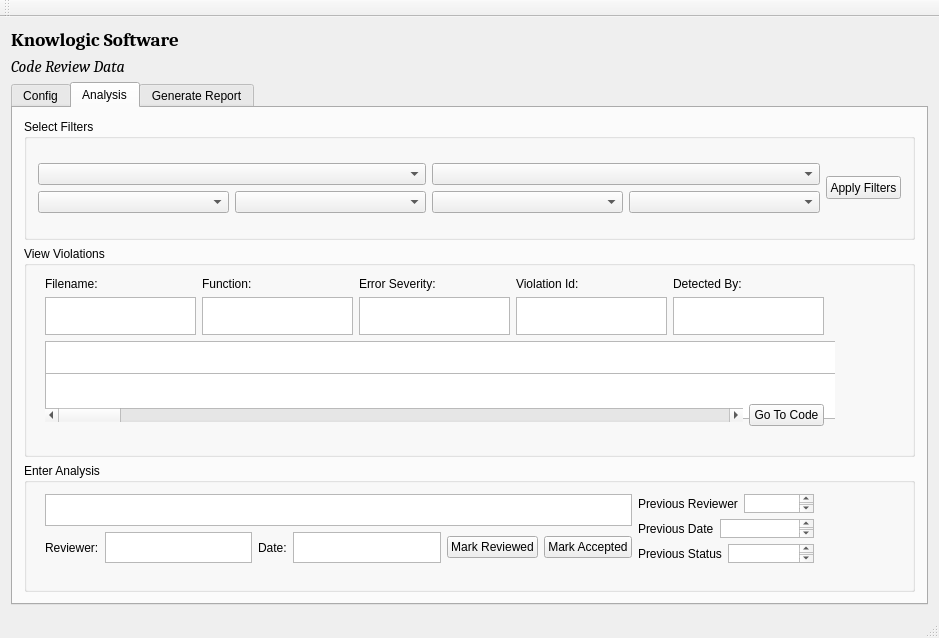
Above: crmainwindow.ui from jvahue/codereview1 before the change. Below: the same form after it.
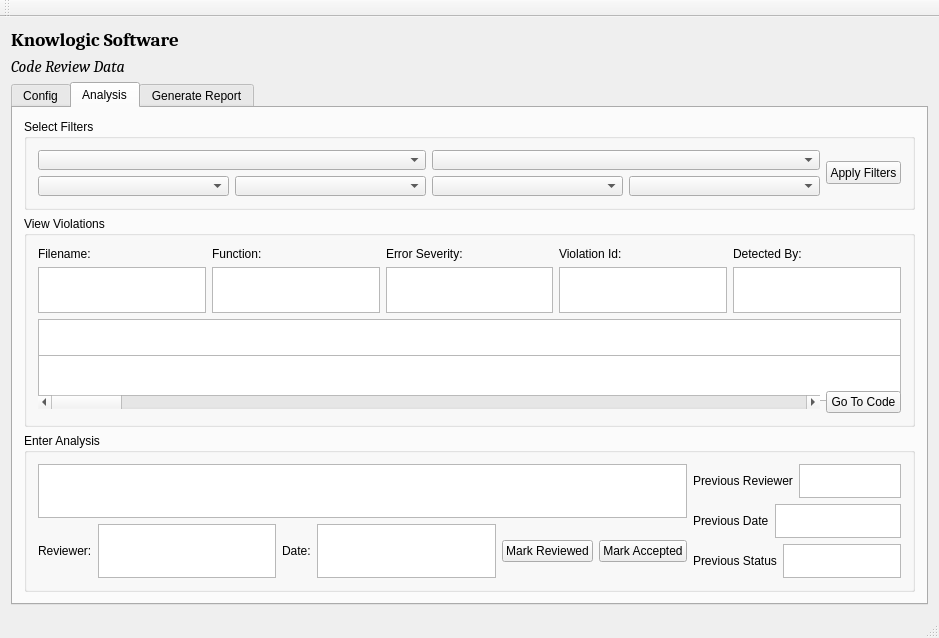
That is the form after the change. The open tabs and pages were chosen to show the change.

Commit message: Fix resize issue on analysis tab

What changed in the file:
```diff
--- a/crmainwindow.ui
+++ b/crmainwindow.ui
@@ -373,15 +373,8 @@
             <property name="title">
              <string>View Violations</string>
             </property>
-            <widget class="QWidget" name="">
-             <property name="geometry">
-              <rect>
-               <x>10</x>
-               <y>20</y>
-               <width>801</width>
-               <height>171</height>
-              </rect>
-             </property>
+            <layout class="QHBoxLayout" name="horizontalLayout_22">
+             <item>
              <layout class="QVBoxLayout" name="verticalLayout_8">
               <item>
                <layout class="QHBoxLayout" name="horizontalLayout_filtervalues">
@@ -506,7 +499,8 @@
                </layout>
               </item>
              </layout>
-            </widget>
+             </item>
+            </layout>
            </widget>
           </item>
           <item>
@@ -520,15 +514,8 @@
             <property name="title">
              <string>Enter Analysis</string>
             </property>
-            <widget class="QWidget" name="">
-             <property name="geometry">
-              <rect>
-               <x>10</x>
-               <y>20</y>
-               <width>791</width>
-               <height>91</height>
-              </rect>
-             </property>
+            <layout class="QHBoxLayout" name="horizontalLayout_12">
+             <item>
              <layout class="QHBoxLayout" name="horizontalLayout_20">
               <item>
                <layout class="QVBoxLayout" name="verticalLayout_4">
@@ -630,7 +617,8 @@
                </layout>
               </item>
              </layout>
-            </widget>
+             </item>
+            </layout>
             <zorder></zorder>
             <zorder></zorder>
            </widget>
```
Left out of the diff: 2 changed lines with no effect on the pictures. Lines whose indentation alone changed are shown as unchanged. The commit also changes 1 other file.
